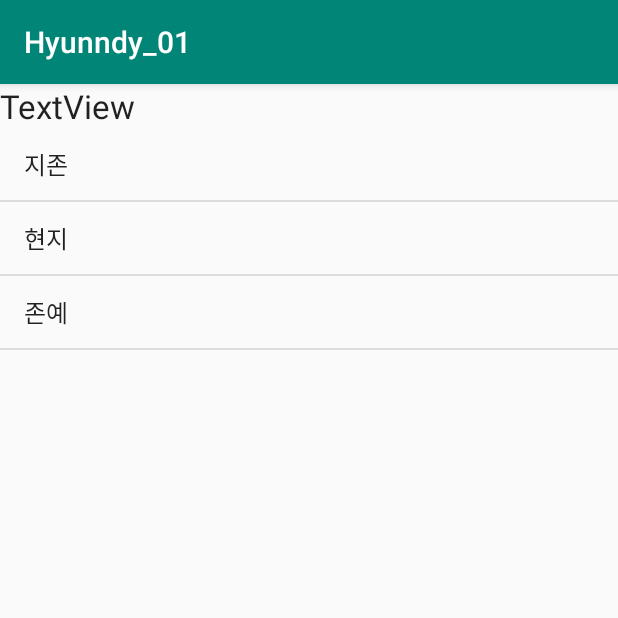
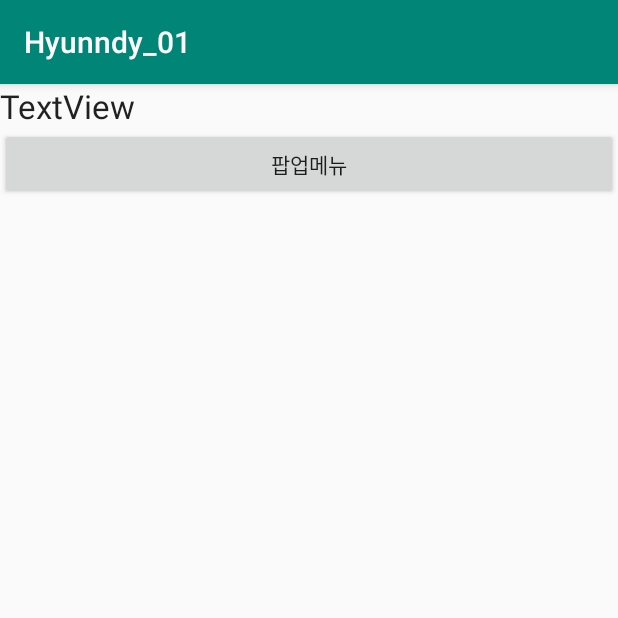
Before and after one commit to Hyunndy/Hyunndy_AndroidProject_001, an Android app: the screen it shows after launch (MainActivity), on a phone screen of 412 x 824 dp, the top half of it. Run offline under Robolectric (Android 15) with nearby library versions, the phone set to English and light mode, and no system bars.

Commit message:
for Studying PopupMenu

```diff
--- a/app/src/main/res/layout/activity_main.xml
+++ b/app/src/main/res/layout/activity_main.xml
@@ -14,9 +14,10 @@
         android:text="TextView"
         android:textAppearance="@style/TextAppearance.AppCompat.Large" />
 
-    <ListView
-        android:id="@+id/listview"
+    <Button
+        android:id="@+id/button"
         android:layout_width="match_parent"
-        android:layout_height="match_parent" />
+        android:layout_height="wrap_content"
+        android:text="팝업메뉴" />
 
 </LinearLayout>
--- a/app/src/main/res/menu/listview_menu.xml
+++ /dev/null
@@ -1,11 +0,0 @@
-<?xml version="1.0" encoding="utf-8"?>
-<menu xmlns:app="http://schemas.android.com/apk/res-auto"
-    xmlns:android="http://schemas.android.com/apk/res/android">
-
-    <item
-        android:id="@+id/listview_item1"
-        android:title="리스트뷰_존예" />
-    <item
-        android:id="@+id/listview_item2"
-        android:title="리스트뷰_지존현지" />
-</menu>
--- /dev/null
+++ b/app/src/main/res/menu/popup_menu.xml
@@ -0,0 +1,14 @@
+<?xml version="1.0" encoding="utf-8"?>
+<menu xmlns:app="http://schemas.android.com/apk/res-auto"
+    xmlns:android="http://schemas.android.com/apk/res/android">
+
+    <item
+        android:id="@+id/item1"
+        android:title="존예" />
+    <item
+        android:id="@+id/item2"
+        android:title="지존" />
+    <item
+        android:id="@+id/item3"
+        android:title="현지" />
+</menu>
--- a/app/src/main/res/menu/textview_menu.xml
+++ /dev/null
@@ -1,11 +0,0 @@
-<?xml version="1.0" encoding="utf-8"?>
-<menu xmlns:app="http://schemas.android.com/apk/res-auto"
-    xmlns:android="http://schemas.android.com/apk/res/android">
-
-    <item
-        android:id="@+id/textview_Item1"
-        android:title="존예현지" />
-    <item
-        android:id="@+id/textview_Item2"
-        android:title="지존현지" />
-</menu>
```
Also changed, not shown: app/src/main/java/com/example/hyunndy_01/MainActivity.kt (+33 -64 lines).
